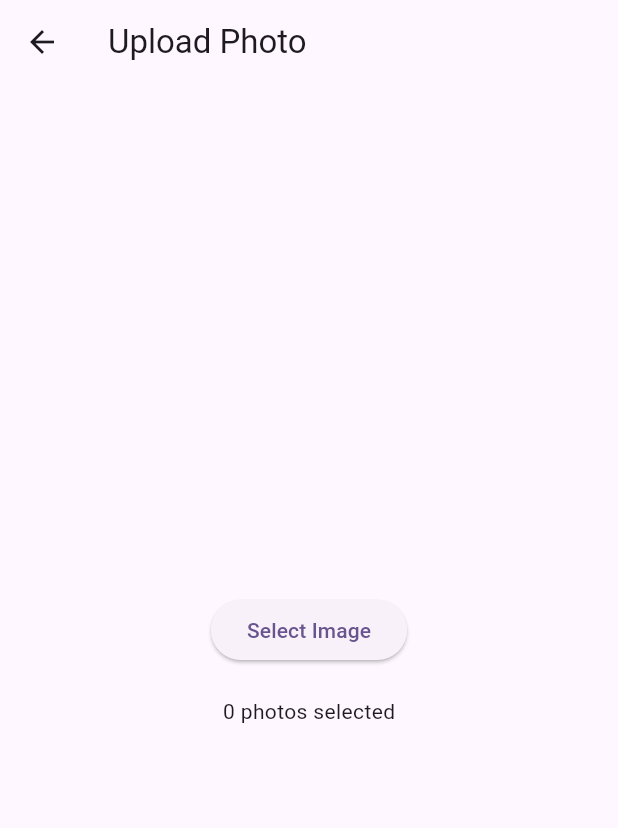
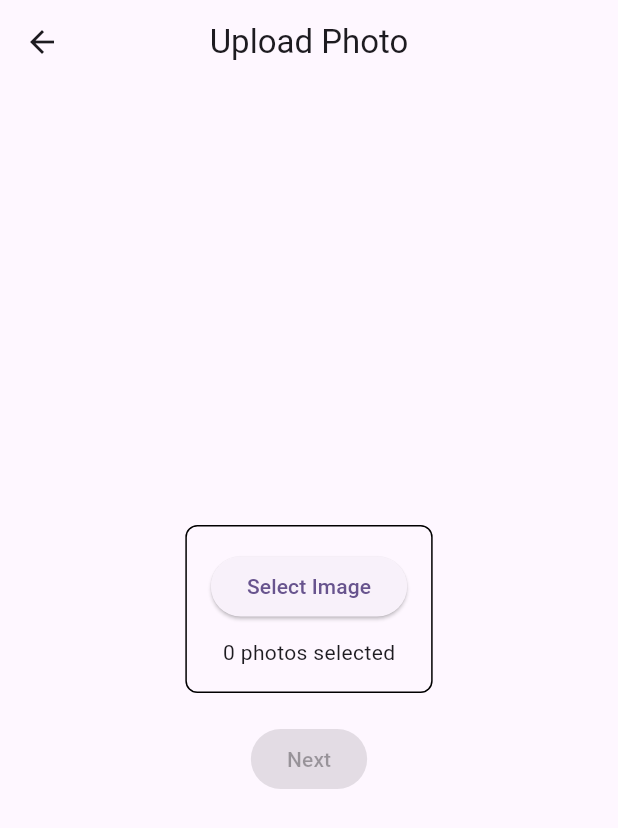
Before and after one commit to matthew-drake-3412/BladesmithBarberCollege, a Flutter app: the UploadPage screen opened directly, on a phone screen of 412 x 824 dp. Shown: the top 828 px of the screen. Run offline on Flutter 3.47's test engine with Material 3 defaults, Android fonts, the phone set to English and light mode, and no system bars; our stand-ins replace image_picker.

Commit message:
Updated start page and upload page

```diff
--- a/lib/pages/upload_page.dart
+++ b/lib/pages/upload_page.dart
@@ -12,22 +12,56 @@ class UploadPage extends StatefulWidget {
 class _UploadPageState extends State<UploadPage> {
   List<XFile> photos = []; // starts empty
 
+  // Put next page logic here
+  void nextPage()
+  {
+    // Navigate to the next page, passing the selected photos
+    // Navigator.push(
+    //   context,
+    //   MaterialPageRoute(
+    //     builder: (context) => NextPage(photos: photos),
+    //   ),
+    // );
+  }
+
   @override
   Widget build(BuildContext context) {
     return Scaffold(
-      appBar: AppBar(title: const Text('Upload Photo')),
+      appBar: AppBar(title: const Text('Upload Photo'), centerTitle: true),
       body: Center(
         child: Column(
           mainAxisAlignment: MainAxisAlignment.center,
+          crossAxisAlignment: CrossAxisAlignment.center,
           children: [
-            ImageSelectorWidget(
+
+            Container(
+              decoration: BoxDecoration(
+                border: Border.all(color: Colors.black),
+                borderRadius: BorderRadius.circular(8),
+              ),
+              padding: const EdgeInsets.all(16),
+              margin: const EdgeInsets.only(bottom: 20),
+              child: Column(children: [
+
+            Container(
+              margin: EdgeInsets.only(bottom: 10),
+              child: ImageSelectorWidget(
               onPhotosSelected: (selected) {
                 setState(() => photos = selected);
               },
             ),
-            const SizedBox(height: 20),
+            ),
+            // const SizedBox(height: 20),
             Text('${photos.length} photos selected'),
             for (final photo in photos) Text(photo.name),
+
+            ]),
+            ),
+
+            ElevatedButton(
+              onPressed: photos.isNotEmpty ? nextPage : null,
+              child: const Text("Next")
+            )
           ],
         ),
       ),
```
Also changed, not shown: lib/main.dart (+79 -79 lines), lib/pages/start_page.dart (+44 -7 lines).
